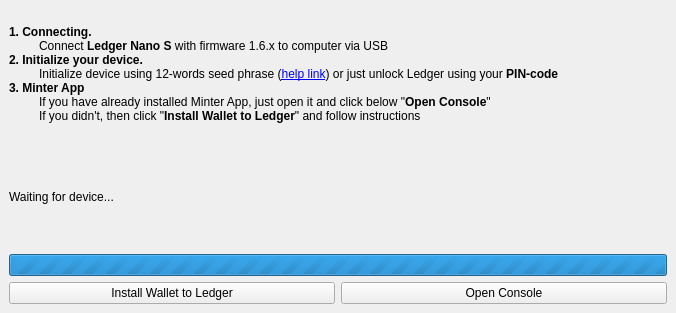
First picture: the form in ui/mainwindow.ui, repository edwardstock/miledger, before the edit.
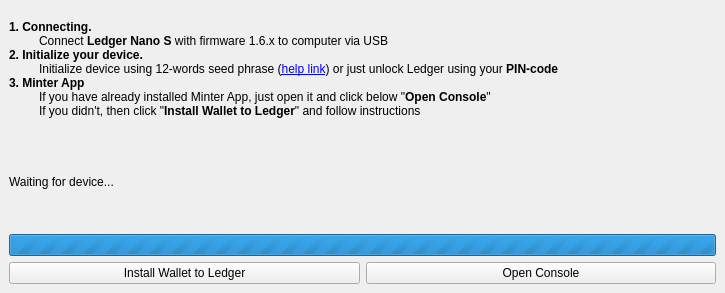
Second picture: the form after the edit.

```diff
--- a/ui/mainwindow.ui
+++ b/ui/mainwindow.ui
@@ -9,8 +9,8 @@
             <rect>
                 <x>0</x>
                 <y>0</y>
-                <width>676</width>
-                <height>313</height>
+                <width>725</width>
+                <height>293</height>
             </rect>
         </property>
         <property name="sizePolicy">
```
Left out of the diff: 144 changed lines with no effect on the pictures.
